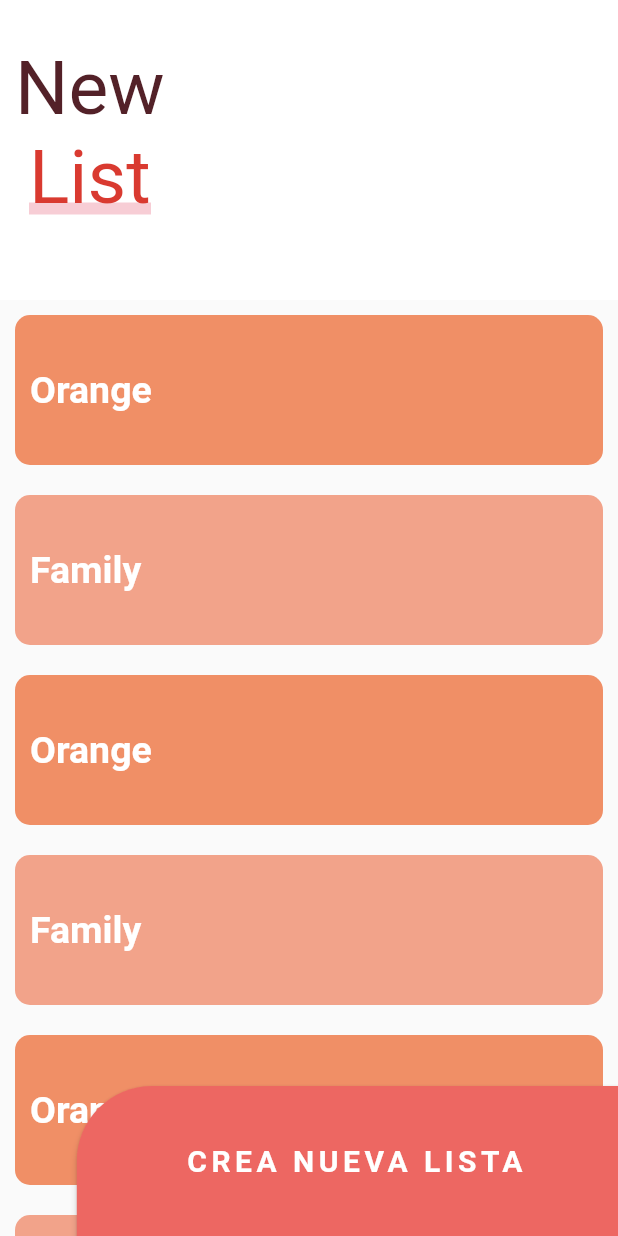
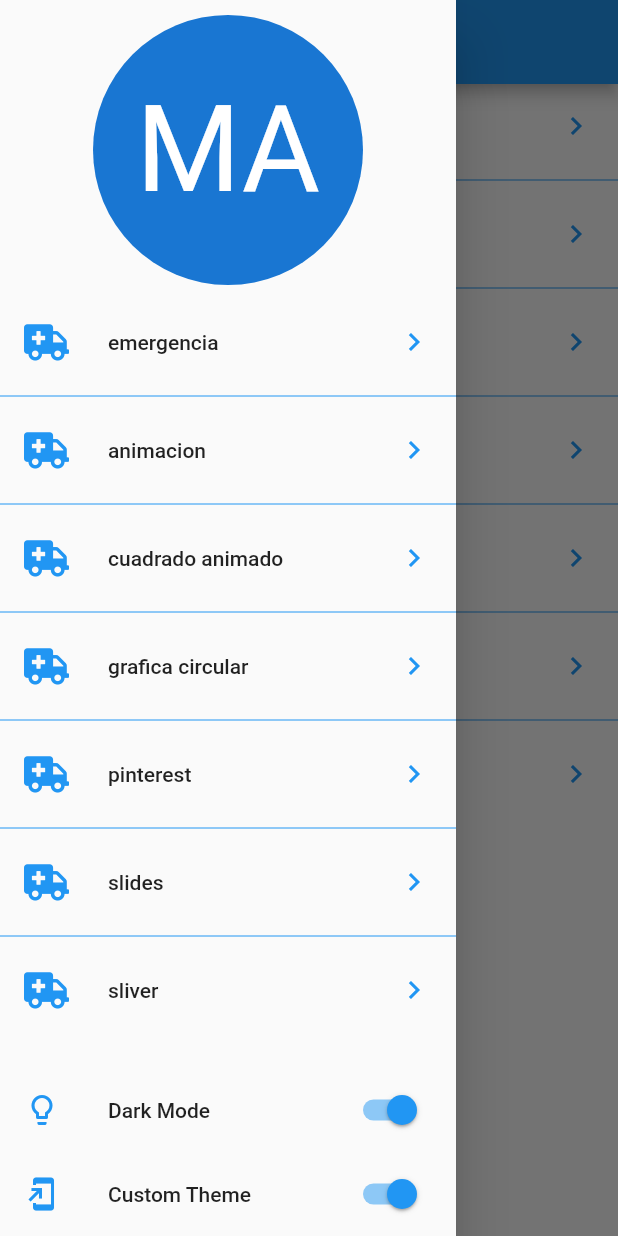
Before and after one commit to Marisabel-Condori/animaciones-flutter, a Flutter app: the screen it shows after launch, with the side drawer open (before the commit the screen has no drawer), on a phone screen of 412 x 824 dp. Run offline on Flutter 3.47's test engine with Material 2 defaults, Android fonts, the phone set to English and light mode, and no system bars; our stand-ins replace flutter_svg, font_awesome_flutter.

Commit message:
enlazar todas las pantallas

```diff
--- a/lib/main.dart
+++ b/lib/main.dart
@@ -8,6 +8,7 @@
 // import 'package:custom_painter/pages/slide_show_optimizado_page.dart';
 //import 'package:custom_painter/pages/emergency_page.dart';
 
+import 'package:custom_painter/pages/launcher_page.dart';
 import 'package:custom_painter/pages/sliver_list_page.dart';
 import 'package:flutter/material.dart';
 
@@ -19,7 +20,7 @@ class MyApp extends StatelessWidget {
     return MaterialApp(
       title: 'Material App',
       debugShowCheckedModeBanner: false,
-      home: SliverListPage()
+      home: LauncherPage()
     );
   }
 }
--- /dev/null
+++ b/lib/pages/launcher_page.dart
@@ -0,0 +1,79 @@
+import 'package:custom_painter/routes/routes.dart';
+import 'package:flutter/material.dart';
+import 'package:font_awesome_flutter/font_awesome_flutter.dart';
+
+class LauncherPage extends StatelessWidget {
+
+  @override
+  Widget build(BuildContext context) {
+    return Scaffold(
+      appBar: AppBar(
+        title: Text('launcher page'),
+      ),
+      body: _ListaOpciones(),
+      drawer: _Menu(),
+    );
+  }
+}
+class _ListaOpciones extends StatelessWidget {
+
+  @override
+  Widget build(BuildContext context) {
+    return ListView.separated(
+      physics: BouncingScrollPhysics(),
+      itemCount: pageRoutes.length,
+      itemBuilder: (context, i) => ListTile(
+        leading: FaIcon(pageRoutes[i].icon, color: Colors.blue,),
+        title: Text(pageRoutes[i].titulo),
+        trailing: Icon(Icons.chevron_right, color: Colors.blue,),
+        onTap: (){
+          Navigator.push(context, MaterialPageRoute(builder: (context)=>pageRoutes[i].page));
+        },
+      ),
+      separatorBuilder: (context, i) => Divider(
+        color: Colors.blue
+
+      ),
+    );
+  }
+}
+
+class _Menu extends StatelessWidget {
+
+  @override
+  Widget build(BuildContext context) {
+    return Drawer(
+      child: Container(
+        child: Column(
+          children: [
+            SafeArea(
+              child: Container(
+                padding: EdgeInsets.all(10.0),
+                width: double.infinity,
+                height: 200.0,
+                child: CircleAvatar(child: Text('MA', style: TextStyle(fontSize: 80.0),) )
+              ),
+            ),
+            Expanded(child: _ListaOpciones()),
+            ListTile(
+              leading: Icon(Icons.lightbulb_outline, color: Colors.blue,),
+              title: Text('Dark Mode'),
+              trailing: Switch.adaptive(
+                value: true,
+                onChanged: (value){}
+              ),
+            ),
+            ListTile(
+              leading: Icon(Icons.add_to_home_screen, color: Colors.blue,),
+              title: Text('Custom Theme'),
+              trailing: Switch.adaptive(
+                value: true,
+                onChanged: (value){}
+              ),
+            )
+          ],
+        ),
+      ),
+    );
+  }
+}
--- /dev/null
+++ b/lib/routes/routes.dart
@@ -0,0 +1,31 @@
+import 'package:custom_painter/labs/slideShow_page.dart';
+import 'package:custom_painter/pages/animaciones_page.dart';
+import 'package:custom_painter/pages/cuadrado_animado_page.dart';
+import 'package:custom_painter/pages/emergency_page.dart';
+import 'package:custom_painter/pages/graficas_circulares_page.dart';
+import 'package:custom_painter/pages/header_page.dart';
+import 'package:custom_painter/pages/launcher_page.dart';
+import 'package:custom_painter/pages/pinterest_page.dart';
+import 'package:custom_painter/pages/slide_show_optimizado_page.dart';
+import 'package:custom_painter/pages/sliver_list_page.dart';
+import 'package:flutter/material.dart';
+import 'package:font_awesome_flutter/font_awesome_flutter.dart';
+
+final pageRoutes = <_Route>[
+  _Route(FontAwesomeIcons.ambulance, 'emergencia', EmergencyPage()),
+  _Route(FontAwesomeIcons.ambulance, 'animacion', AnimacionesPage()),
+  _Route(FontAwesomeIcons.ambulance, 'cuadrado animado', CuadradoAnimadoPage()),
+  _Route(FontAwesomeIcons.ambulance, 'grafica circular', GraficasCircularesPage()),
+  _Route(FontAwesomeIcons.ambulance, 'pinterest', PinterestPage()),
+  _Route(FontAwesomeIcons.ambulance, 'slides', SlideShowOptimiPage()),
+  _Route(FontAwesomeIcons.ambulance, 'sliver', SliverListPage()),
+
+];
+
+class _Route{
+  final IconData icon;
+  final String titulo;
+  final Widget page;
+
+  _Route(this.icon, this.titulo, this.page);
+}
```
